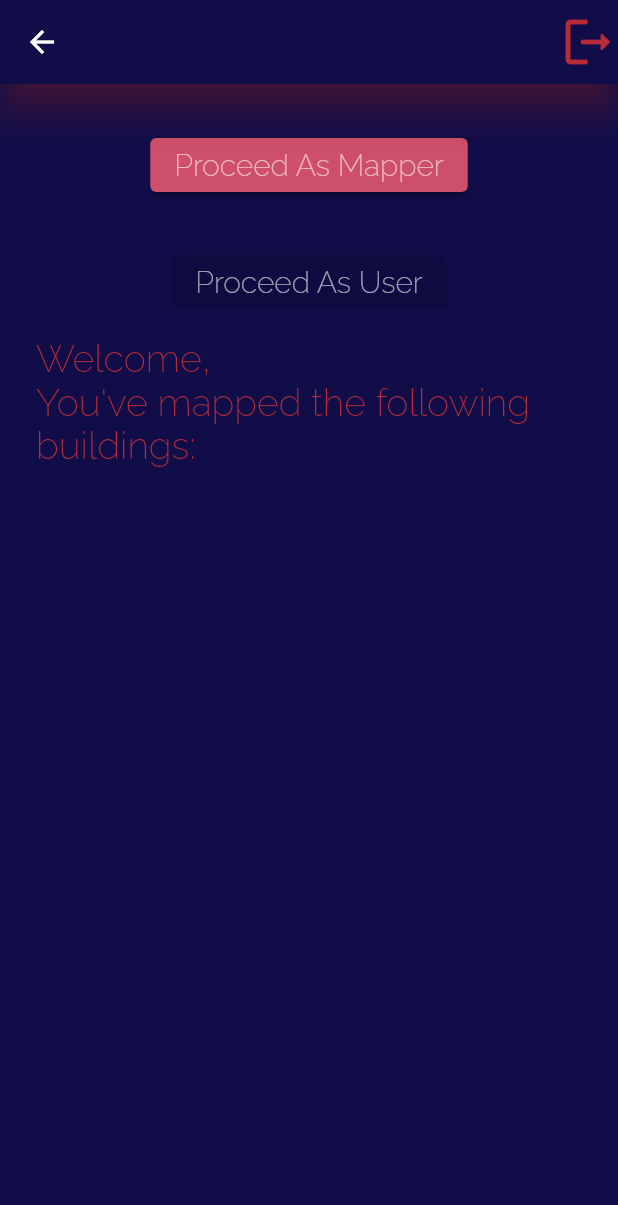
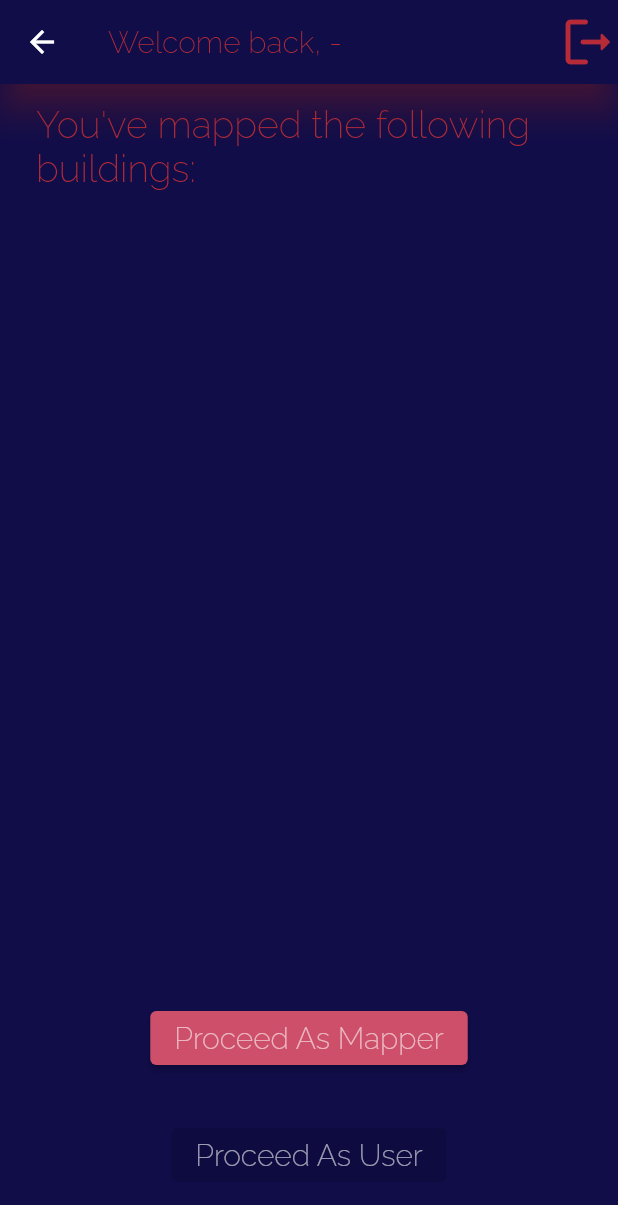
Before and after one commit to azwarshariq/PALANTIR, a Flutter app: the screen it shows once a user with an empty profile is signed in, on a phone screen of 412 x 824 dp. Shown: the top 1205 px of the screen. Run offline on Flutter 3.47's test engine with Material 2 defaults, Android fonts, the phone set to English and light mode, and no system bars; our stand-ins replace cloud_firestore, dropdown_search, firebase_auth, firebase_core, firebase_storage, google_fonts and 1 more; missing offline and left inert: popup_card; accounts and stored records are empty.

```diff
--- a/lib/pages/home_page.dart
+++ b/lib/pages/home_page.dart
@@ -17,6 +17,14 @@ class HomePage extends StatefulWidget {
 class _HomePageState extends State<HomePage> {
 
   final user = FirebaseAuth.instance.currentUser!;
+
+  userObject userInstance = new userObject(
+      '',
+      '',
+      '-',
+      '',
+      0
+  );
 
   String userDocReference = '';
 
@@ -45,7 +53,7 @@ class _HomePageState extends State<HomePage> {
       appBar: AppBar(
         // Show credentials
         title: Text(
-          user.email!,
+          'Welcome back, ' + userInstance.firstName,
           style: GoogleFonts.raleway(
             color: const Color(0xffB62B37),
             fontWeight: FontWeight.w200,
@@ -73,15 +81,36 @@ class _HomePageState extends State<HomePage> {
         child: Column(
           mainAxisAlignment: MainAxisAlignment.center,
           children: [
+            Expanded(
+              child: FutureBuilder(
+                future: getDocID(),
+                builder: (context, snapshot) {
+                  return ListView.builder(
+                    scrollDirection: Axis.vertical,
+                    shrinkWrap: true,
+                    itemCount: 1,
+                    itemBuilder: (context, index) {
+                      return Padding(
+                        padding: const EdgeInsets.all(8.0),
+                        child: ListTile(
+                          title: GetUserName(documentId: userDocReference!, email:user.email!, userInstance: userInstance,),
+                        ),
+                      );
+                    }
+                  );
+                }
+              ),
+            ),
+
             SizedBox(height:30,),
 
             // Button to proceed as Mapper
             ElevatedButton(
               onPressed: () => Navigator.of(context)
-                .push(
-                MaterialPageRoute(
-                  builder: (context) => AddBuilding()
-                )
+                  .push(
+                  MaterialPageRoute(
+                      builder: (context) => AddBuilding()
+                  )
               ),
               style: ElevatedButton.styleFrom(
                 backgroundColor: const Color(0xFFCD4F69),
@@ -115,27 +144,6 @@ class _HomePageState extends State<HomePage> {
               ),
             ),
 
-            Expanded(
-              child: FutureBuilder(
-                future: getDocID(),
-                builder: (context, snapshot) {
-                  return ListView.builder(
-                    scrollDirection: Axis.vertical,
-                    shrinkWrap: true,
-                    itemCount: 1,
-                    itemBuilder: (context, index) {
-                      return Padding(
-                        padding: const EdgeInsets.all(8.0),
-                        child: ListTile(
-                          title: GetUserName(documentId: userDocReference!, email:user.email!),
-                        ),
-                      );
-                    }
-                  );
-                }
-              ),
-            ),
-
             SizedBox(height:30,),
           ],
         )
--- a/lib/read_data/get_user_name.dart
+++ b/lib/read_data/get_user_name.dart
@@ -12,8 +12,15 @@ class _building {
 class GetUserName extends StatelessWidget {
   final String documentId;
   final String email;
+  userObject userInstance = new userObject(
+      '',
+      '',
+      '',
+      '',
+      0
+  );
 
-  GetUserName({required this.documentId, required this.email});
+  GetUserName({required this.documentId, required this.email, required this.userInstance});
 
   List<String> buildingDocReference = [];
 
@@ -50,7 +57,7 @@ class GetUserName extends StatelessWidget {
             if (snapshot.connectionState == ConnectionState.done) {
               Map<String, dynamic> data = snapshot.data!.data() as Map<String, dynamic>;
 
-              final userInstance = new userObject(
+              userInstance.setValues(
                 documentId,
                 data['email'],
                 data['firstName'],
@@ -64,8 +71,7 @@ class GetUserName extends StatelessWidget {
                   mainAxisSize: MainAxisSize.min,
                   children: [
                     Text(
-                      'Welcome, ${userInstance.firstName} ${userInstance.lastName}\n'
-                      + 'You\'ve mapped the following buildings:',
+                      'You\'ve mapped the following buildings:',
                       style: GoogleFonts.raleway(
                         color: const Color(0xffB62B37),
                         fontWeight: FontWeight.w200,
```
Also changed, not shown: lib/classes/floor_class.dart (+7 -0 lines), lib/classes/router_class.dart (+7 -0 lines), lib/classes/user_class.dart (+9 -0 lines).
